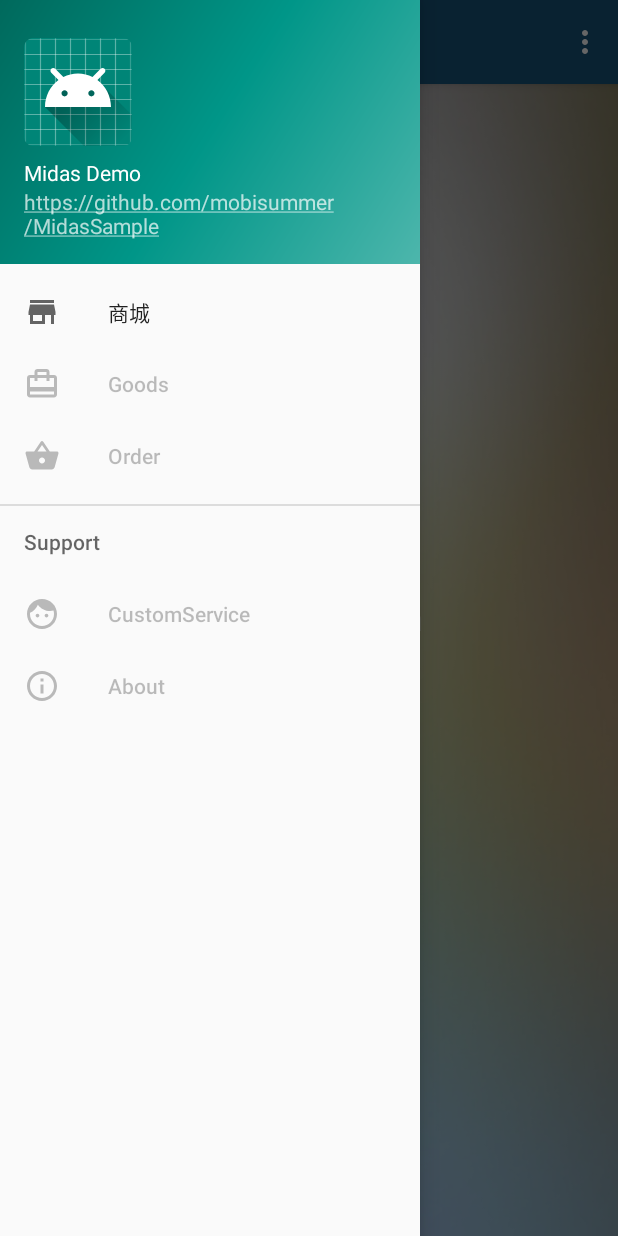
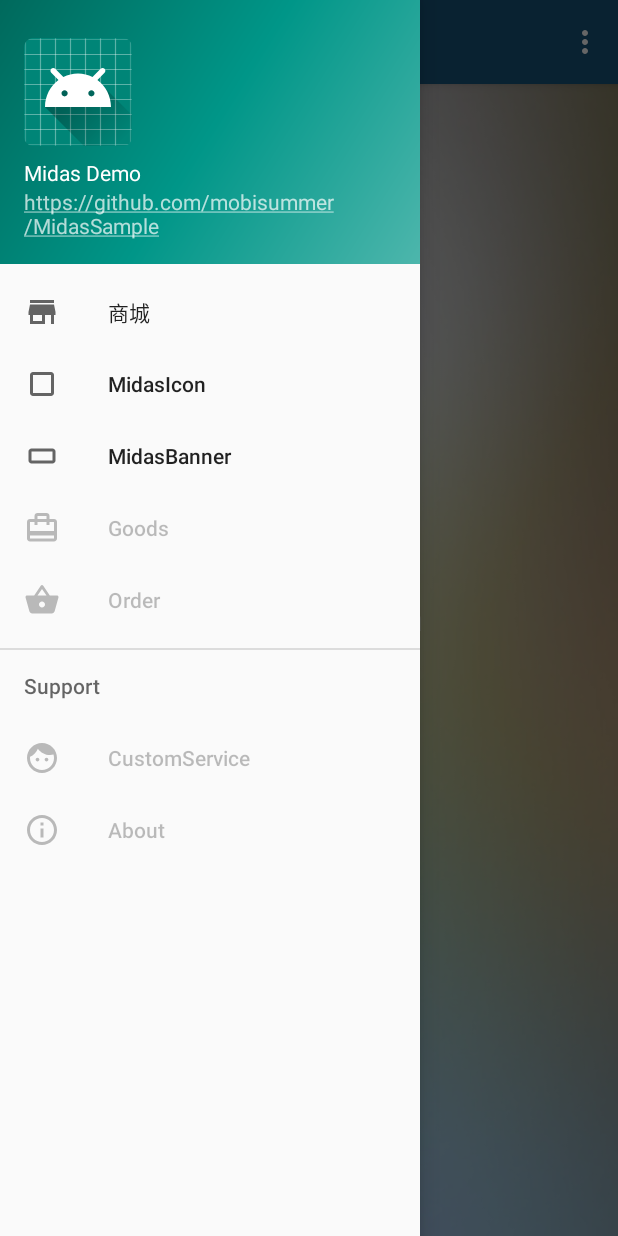
Before and after one commit to mobisummer/MidasSample, an Android app: the screen it shows after launch (MainActivity), with the side drawer open, on a phone screen of 412 x 824 dp. Run offline under Robolectric (Android 15) with nearby library versions, the phone set to English and light mode, and no system bars; libraries missing offline, so code that uses them is left out: com.ms.midas; 1 statement that could not run was skipped.

Commit message:
update sample v1.2.1 (#3)

```diff
--- a/app/build.gradle
+++ b/app/build.gradle
@@ -1,4 +1,5 @@
 apply plugin: 'com.android.application'
+
 def getDate() {
     return new Date().format('yyyyMMdd')
 }
@@ -19,7 +20,7 @@ android {
         targetSdkVersion 28
         versionCode 1
         versionName "1.0.0"
-        archivesBaseName = "MidasSample_v"+SDK_VERSION_NAME+"_"+getDate()
+        archivesBaseName = "MidasSample_v" + SDK_VERSION_NAME + "_" + getDate()
         testInstrumentationRunner "android.support.test.runner.AndroidJUnitRunner"
     }
     buildTypes {
@@ -44,5 +45,5 @@ dependencies {
     testImplementation 'junit:junit:4.12'
     androidTestImplementation 'com.android.support.test:runner:1.0.2'
     androidTestImplementation 'com.android.support.test.espresso:espresso-core:3.0.2'
-    implementation 'com.ms:midassdk:1.1.9'
+    implementation 'com.ms:midassdk:1.2.1'
 }
--- a/app/src/main/AndroidManifest.xml
+++ b/app/src/main/AndroidManifest.xml
@@ -12,6 +12,8 @@
         android:supportsRtl="true"
         android:theme="@style/AppTheme.NoActionBar"
         tools:ignore="GoogleAppIndexingWarning">
+        <activity android:name=".MidasBannerActivity"></activity>
+        <activity android:name=".MidasIconActivity"></activity>
         <activity
             android:name=".MainActivity"
             android:screenOrientation="portrait"
--- a/app/src/main/java/com/ms/midassample/MainActivity.java
+++ b/app/src/main/java/com/ms/midassample/MainActivity.java
@@ -96,6 +96,12 @@ public class MainActivity extends AppCompatActivity
             case R.id.nav_index:
                 Midas.show();
                 break;
+            case R.id.nav_icon:
+                MidasIconActivity.start(this);
+                break;
+            case R.id.nav_banner:
+                MidasBannerActivity.start(this);
+                break;
             case R.id.nav_goods:
             case R.id.nav_order:
             case R.id.nav_custom_service:
--- a/app/src/main/java/com/ms/midassample/MyApp.java
+++ b/app/src/main/java/com/ms/midassample/MyApp.java
@@ -10,7 +10,7 @@ import com.ms.midas.MidasListener;
  * @author Toby
  */
 public class MyApp extends Application {
-    public static final String APP_ID = "APPID|DB7C68CCFF744B6C9CB8B18F7EF8339C";
+    public static final String APP_ID = "MeetMyShop";
     private String TAG = getClass().getSimpleName();
 
     @Override
@@ -25,7 +25,7 @@ public class MyApp extends Application {
 
             @Override
             public void onFailed(String error) {
-                Toast.makeText(MyApp.this, "init failed", Toast.LENGTH_LONG).show();
+                Toast.makeText(MyApp.this, String.format("init failed, %s", error), Toast.LENGTH_LONG).show();
             }
         });
     }
--- /dev/null
+++ b/app/src/main/res/drawable/ic_crop_7_5_black_24dp.xml
@@ -0,0 +1,9 @@
+<vector xmlns:android="http://schemas.android.com/apk/res/android"
+        android:width="24dp"
+        android:height="24dp"
+        android:viewportWidth="24.0"
+        android:viewportHeight="24.0">
+    <path
+        android:fillColor="#FF000000"
+        android:pathData="M19,7L5,7c-1.1,0 -2,0.9 -2,2v6c0,1.1 0.9,2 2,2h14c1.1,0 2,-0.9 2,-2L21,9c0,-1.1 -0.9,-2 -2,-2zM19,15L5,15L5,9h14v6z"/>
+</vector>
--- /dev/null
+++ b/app/src/main/res/drawable/ic_crop_square_black_24dp.xml
@@ -0,0 +1,9 @@
+<vector xmlns:android="http://schemas.android.com/apk/res/android"
+        android:width="24dp"
+        android:height="24dp"
+        android:viewportWidth="24.0"
+        android:viewportHeight="24.0">
+    <path
+        android:fillColor="#FF000000"
+        android:pathData="M18,4L6,4c-1.1,0 -2,0.9 -2,2v12c0,1.1 0.9,2 2,2h12c1.1,0 2,-0.9 2,-2L20,6c0,-1.1 -0.9,-2 -2,-2zM18,18L6,18L6,6h12v12z"/>
+</vector>
--- a/app/src/main/res/menu/activity_main_drawer.xml
+++ b/app/src/main/res/menu/activity_main_drawer.xml
@@ -8,6 +8,14 @@
             android:id="@+id/nav_index"
             android:icon="@drawable/ic_menu_index"
             android:title="商城" />
+        <item
+          android:id="@+id/nav_icon"
+          android:icon="@drawable/ic_menu_icon"
+          android:title="MidasIcon" />
+        <item
+          android:id="@+id/nav_banner"
+          android:icon="@drawable/ic_menu_banner"
+          android:title="MidasBanner" />
         <item
             android:id="@+id/nav_goods"
             android:enabled="false"
--- a/app/src/main/res/values/drawables.xml
+++ b/app/src/main/res/values/drawables.xml
@@ -10,4 +10,6 @@
     <item name="ic_menu_order" type="drawable">@drawable/ic_shopping_basket_black_24dp</item>
     <item name="ic_menu_custom_service" type="drawable">@drawable/ic_face_black_24dp</item>
     <item name="ic_menu_about" type="drawable">@drawable/ic_info_outline_black_24dp</item>
+    <item name="ic_menu_icon" type="drawable">@drawable/ic_crop_square_black_24dp</item>
+    <item name="ic_menu_banner" type="drawable">@drawable/ic_crop_7_5_black_24dp</item>
 </resources>
```
Also changed, not shown: app/src/main/java/com/ms/midassample/MidasBannerActivity.java (added, +58 -0 lines), app/src/main/java/com/ms/midassample/MidasIconActivity.java (added, +61 -0 lines), app/src/main/res/layout/activity_midas_banner.xml (added, +15 -0 lines), app/src/main/res/layout/activity_midas_icon.xml (added, +19 -0 lines), app/src/main/res/values/strings.xml (indentation only), 1 other file.
